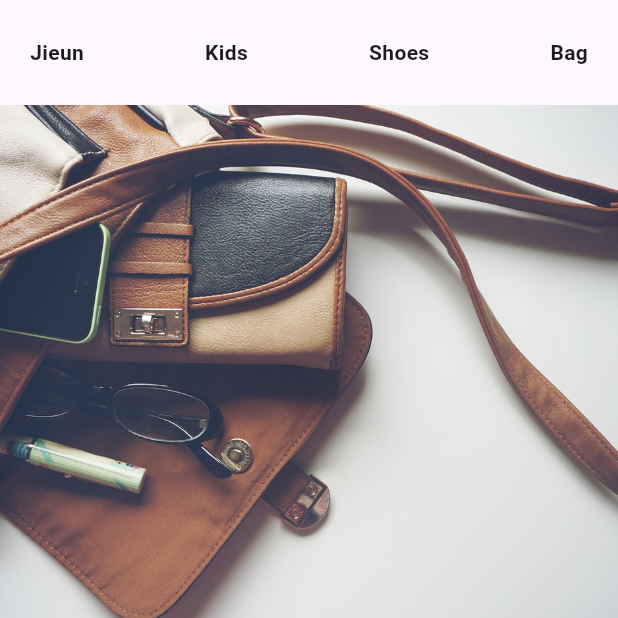
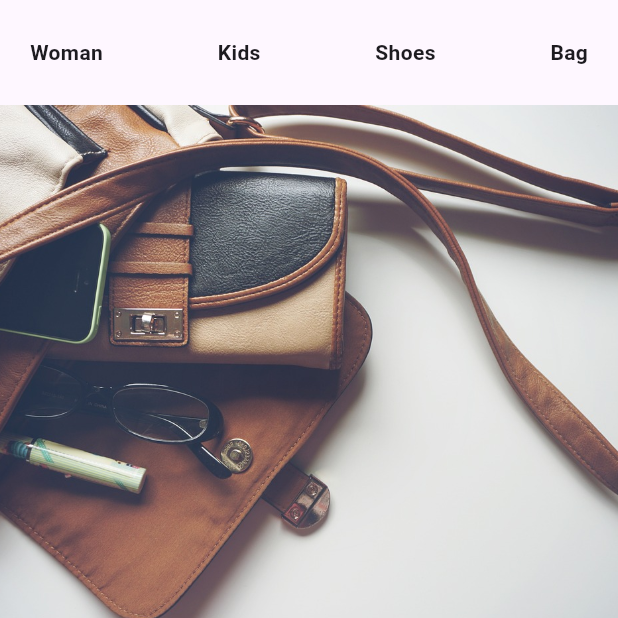
Before and after one commit to jek1m/flutter_application_1, a Flutter app: the screen it shows after launch, on a phone screen of 412 x 824 dp, the top half of it. Run offline on Flutter 3.47's test engine with Material 3 defaults, Android fonts, the phone set to English and light mode, and no system bars.

Commit message:
업로드

```diff
--- a/lib/main.dart
+++ b/lib/main.dart
@@ -30,7 +30,7 @@ class StorePage extends StatelessWidget {
                 child: Row(
                   children: [
                     Text(
-                      'Jieun',
+                      'Woman',
                       style: TextStyle(
                         fontWeight: FontWeight.bold,
                       ),
```
